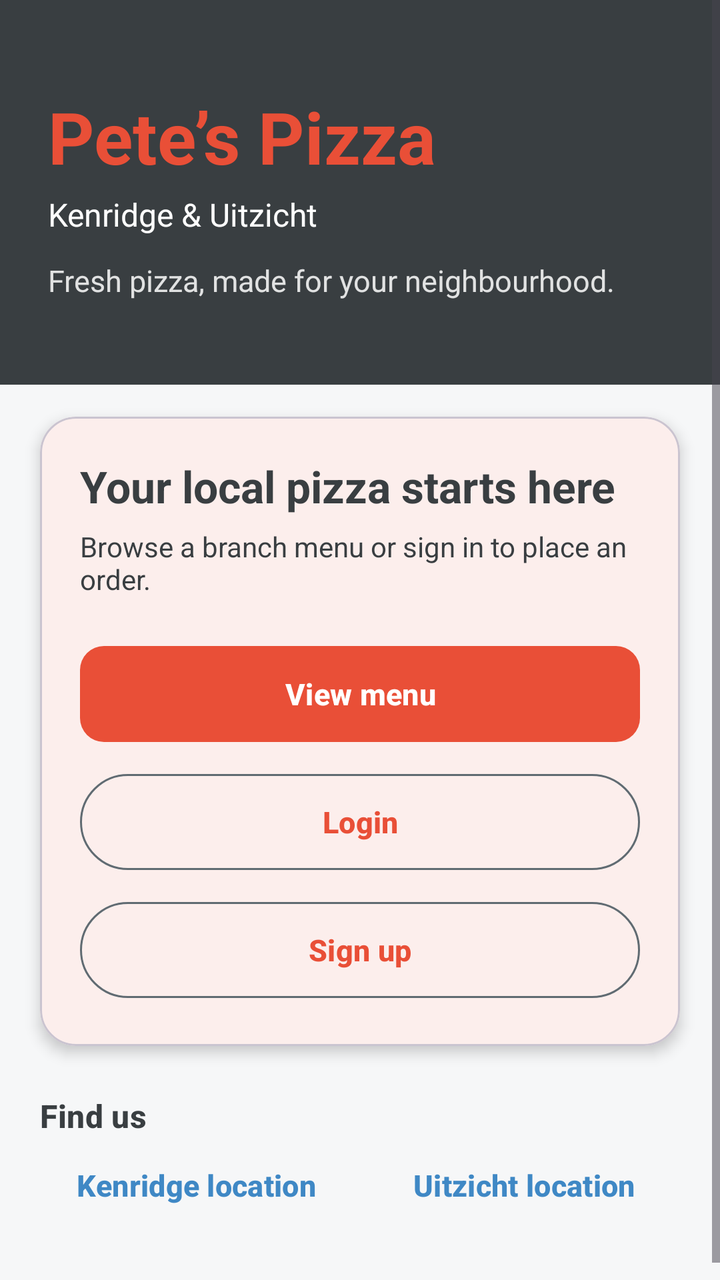
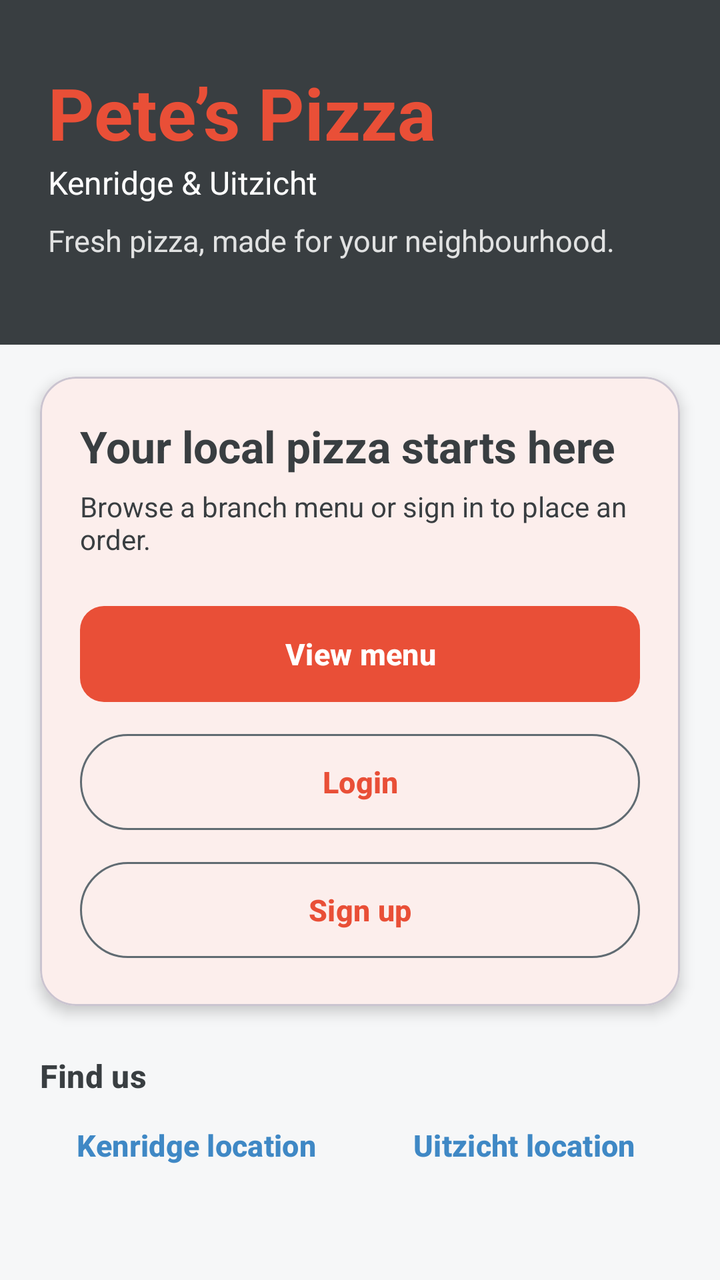

Compare the two renders of this Android layout. The source of the first and the diff that turns it into the second are given below.
<!-- AndroidManifest.xml: application theme Theme.DeliveryApp -->
<!-- res/layout/activity_landing.xml -->
<?xml version="1.0" encoding="utf-8"?>
<ScrollView xmlns:android="http://schemas.android.com/apk/res/android" xmlns:app="http://schemas.android.com/apk/res-auto"
    android:layout_width="match_parent" android:layout_height="match_parent" android:fillViewport="true">
    <LinearLayout android:layout_width="match_parent" android:layout_height="wrap_content"
        android:orientation="vertical" android:paddingBottom="32dp">
        <LinearLayout android:layout_width="match_parent" android:layout_height="wrap_content"
            android:background="@color/gunmetal" android:orientation="vertical"
            android:paddingStart="24dp" android:paddingEnd="24dp" android:paddingTop="44dp" android:paddingBottom="42dp">
            <TextView android:layout_width="wrap_content" android:layout_height="wrap_content"
                android:text="Pete’s Pizza" android:textColor="@color/terracotta"
                android:textSize="36sp" android:textStyle="bold" />
            <TextView android:layout_width="wrap_content" android:layout_height="wrap_content"
                android:layout_marginTop="4dp" android:text="Kenridge &amp; Uitzicht"
                android:textColor="@color/white" android:textSize="16sp" />
            <TextView android:id="@+id/tvWelcome" android:layout_width="match_parent"
                android:layout_height="wrap_content" android:layout_marginTop="28dp"
                android:textColor="@color/white" android:textSize="24sp"
                android:textStyle="bold" android:visibility="gone" />
            <TextView android:layout_width="match_parent" android:layout_height="wrap_content"
                android:layout_marginTop="12dp" android:text="Fresh pizza, made for your neighbourhood."
                android:textColor="#D9FFFFFF" android:textSize="15sp" />
        </LinearLayout>
        <com.google.android.material.card.MaterialCardView
            android:layout_width="match_parent" android:layout_height="wrap_content"
            android:layout_marginStart="20dp" android:layout_marginEnd="20dp"
            android:layout_marginTop="16dp" app:cardBackgroundColor="?attr/colorSurface"
            app:cardCornerRadius="18dp" app:cardElevation="4dp">
            <LinearLayout android:layout_width="match_parent" android:layout_height="wrap_content"
                android:orientation="vertical" android:padding="20dp">
                <TextView android:layout_width="match_parent" android:layout_height="wrap_content"
                    android:text="Your local pizza starts here"
                    android:textAppearance="@style/TextAppearance.Material3.TitleLarge"
                    android:textStyle="bold" />
                <TextView android:layout_width="match_parent" android:layout_height="wrap_content"
                    android:layout_marginTop="6dp"
                    android:text="Browse a branch menu or sign in to place an order."
                    android:textColor="?attr/colorOnSurfaceVariant" />
                <LinearLayout android:id="@+id/guestActions" android:layout_width="match_parent"
                    android:layout_height="wrap_content" android:layout_marginTop="20dp"
                    android:orientation="vertical">
                    <com.google.android.material.button.MaterialButton android:id="@+id/btnViewMenu"
                        android:layout_width="match_parent" android:layout_height="56dp"
                        android:text="View menu" android:textStyle="bold" />
                    <com.google.android.material.button.MaterialButton
                        style="@style/Widget.Material3.Button.OutlinedButton"
                        android:id="@+id/btnLogin" android:layout_width="match_parent"
                        android:layout_height="56dp" android:layout_marginTop="8dp"
                        android:text="Login" android:textStyle="bold" />
                    <com.google.android.material.button.MaterialButton
                        style="@style/Widget.Material3.Button.OutlinedButton"
                        android:id="@+id/btnRegister" android:layout_width="match_parent"
                        android:layout_height="56dp" android:layout_marginTop="8dp"
                        android:text="Sign up" android:textStyle="bold" />
                </LinearLayout>
                <LinearLayout android:id="@+id/memberActions" android:layout_width="match_parent"
                    android:layout_height="wrap_content" android:layout_marginTop="20dp"
                    android:orientation="vertical" android:visibility="gone">
                    <com.google.android.material.button.MaterialButton android:id="@+id/btnOrder"
                        android:layout_width="match_parent" android:layout_height="56dp"
                        android:text="View menu &amp; order" android:textStyle="bold" />
                    <com.google.android.material.button.MaterialButton
                        style="@style/Widget.Material3.Button.TextButton"
                        android:id="@+id/btnLogout" android:layout_width="match_parent"
                        android:layout_height="wrap_content" android:text="Logout"
                        android:textColor="@color/steel_blue" />
                </LinearLayout>
            </LinearLayout>
        </com.google.android.material.card.MaterialCardView>
        <LinearLayout android:id="@+id/branchChoice" android:layout_width="match_parent"
            android:layout_height="wrap_content" android:layout_marginStart="20dp"
            android:layout_marginEnd="20dp" android:layout_marginTop="24dp"
            android:orientation="vertical" android:visibility="gone">
            <TextView android:layout_width="match_parent" android:layout_height="wrap_content"
                android:text="Choose your branch"
                android:textAppearance="@style/TextAppearance.Material3.TitleMedium"
                android:textStyle="bold" />
            <TextView android:layout_width="match_parent" android:layout_height="wrap_content"
                android:layout_marginTop="4dp" android:text="Menus and prices can vary by branch."
                android:textColor="?attr/colorOnSurfaceVariant" />
            <LinearLayout android:layout_width="match_parent" android:layout_height="wrap_content"
                android:layout_marginTop="12dp" android:orientation="horizontal">
                <com.google.android.material.button.MaterialButton
                    style="@style/Widget.Material3.Button.OutlinedButton"
                    android:id="@+id/btnKenridge" android:layout_width="0dp"
                    android:layout_height="56dp" android:layout_weight="1"
                    android:text="Kenridge" />
                <com.google.android.material.button.MaterialButton
                    style="@style/Widget.Material3.Button.OutlinedButton"
                    android:id="@+id/btnUitzicht" android:layout_width="0dp"
                    android:layout_height="56dp" android:layout_marginStart="8dp"
                    android:layout_weight="1" android:text="Uitzicht" />
            </LinearLayout>
        </LinearLayout>
        <LinearLayout android:layout_width="match_parent" android:layout_height="wrap_content"
            android:layout_marginStart="20dp" android:layout_marginEnd="20dp"
            android:layout_marginTop="24dp" android:orientation="vertical">
            <TextView android:layout_width="match_parent" android:layout_height="wrap_content"
                android:text="Find us" android:textAppearance="@style/TextAppearance.Material3.TitleMedium"
                android:textStyle="bold" />
            <LinearLayout android:layout_width="match_parent" android:layout_height="wrap_content"
                android:orientation="horizontal">
                <com.google.android.material.button.MaterialButton
                    style="@style/Widget.Material3.Button.TextButton"
                    android:id="@+id/btnKenridgeMap" android:layout_width="0dp"
                    android:layout_height="wrap_content" android:layout_weight="1"
                    android:text="Kenridge location" android:textColor="@color/steel_blue" />
                <com.google.android.material.button.MaterialButton
                    style="@style/Widget.Material3.Button.TextButton"
                    android:id="@+id/btnUitzichtMap" android:layout_width="0dp"
                    android:layout_height="wrap_content" android:layout_marginStart="8dp"
                    android:layout_weight="1" android:text="Uitzicht location"
                    android:textColor="@color/steel_blue" />
            </LinearLayout>
        </LinearLayout>
    </LinearLayout>
</ScrollView>
<!-- resources referenced by this layout -->
<resources>
  <color name="gunmetal">#393E41</color>
  <color name="steel_blue">#3F88C5</color>
  <color name="terracotta">#E94F37</color>
  <color name="white">#FFFFFF</color>
  <style name="Theme.DeliveryApp" parent="Theme.Material3.Light.NoActionBar">
          <item name="materialButtonStyle">@style/Widget.App.PrimaryButton</item>
          <item name="colorPrimary">@color/terracotta</item>
          <item name="colorOnPrimary">@color/white</item>
          <item name="colorPrimaryContainer">@color/terracotta_soft</item>
          <item name="colorOnPrimaryContainer">@color/gunmetal</item>
          <item name="colorSecondary">@color/steel_blue</item>
          <item name="colorOnSecondary">@color/white</item>
          <item name="colorSecondaryContainer">@color/steel_blue_soft</item>
          <item name="colorOnSecondaryContainer">@color/gunmetal</item>
          <item name="colorTertiary">@color/gunmetal</item>
          <item name="colorSurface">@color/white</item>
          <item name="colorOnSurface">@color/gunmetal</item>
          <item name="colorSurfaceVariant">@color/paper_variant</item>
          <item name="colorOnSurfaceVariant">@color/gunmetal</item>
          <item name="colorOutline">@color/outline</item>
          <item name="colorError">@color/error_red</item>
          <item name="android:colorBackground">@color/paper</item>
          <item name="android:textColorPrimary">@color/gunmetal</item>
          <item name="android:statusBarColor">@color/gunmetal</item>
          <item name="android:windowLightStatusBar">false</item>
      </style>
  <style name="Widget.App.PrimaryButton" parent="Widget.Material3.Button">
          <item name="cornerRadius">12dp</item><item name="android:textSize">15sp</item>
          <item name="android:minHeight">56dp</item><item name="android:textStyle">bold</item>
      </style>
  <color name="terracotta_soft">#FFF1ED</color>
  <color name="steel_blue_soft">#DDEBF7</color>
  <color name="paper_variant">#E9ECEE</color>
  <color name="outline">#606B72</color>
  <color name="error_red">#B3261E</color>
  <color name="paper">#F6F7F8</color>
</resources>

<!-- the commit's change to res/layout/activity_landing.xml (unified diff, before → after) -->
@@ -5,19 +5,19 @@
         android:orientation="vertical" android:paddingBottom="32dp">
         <LinearLayout android:layout_width="match_parent" android:layout_height="wrap_content"
             android:background="@color/gunmetal" android:orientation="vertical"
-            android:paddingStart="24dp" android:paddingEnd="24dp" android:paddingTop="44dp" android:paddingBottom="42dp">
+            android:paddingStart="24dp" android:paddingEnd="24dp" android:paddingTop="32dp" android:paddingBottom="42dp">
             <TextView android:layout_width="wrap_content" android:layout_height="wrap_content"
                 android:text="Pete’s Pizza" android:textColor="@color/terracotta"
                 android:textSize="36sp" android:textStyle="bold" />
             <TextView android:layout_width="wrap_content" android:layout_height="wrap_content"
-                android:layout_marginTop="4dp" android:text="Kenridge &amp; Uitzicht"
+                android:layout_marginTop="0dp" android:text="Kenridge &amp; Uitzicht"
                 android:textColor="@color/white" android:textSize="16sp" />
             <TextView android:id="@+id/tvWelcome" android:layout_width="match_parent"
-                android:layout_height="wrap_content" android:layout_marginTop="28dp"
+                android:layout_height="wrap_content" android:layout_marginTop="20dp"
                 android:textColor="@color/white" android:textSize="24sp"
                 android:textStyle="bold" android:visibility="gone" />
             <TextView android:layout_width="match_parent" android:layout_height="wrap_content"
-                android:layout_marginTop="12dp" android:text="Fresh pizza, made for your neighbourhood."
+                android:layout_marginTop="8dp" android:text="Fresh pizza, made for your neighbourhood."
                 android:textColor="#D9FFFFFF" android:textSize="15sp" />
         </LinearLayout>
         <com.google.android.material.card.MaterialCardView
